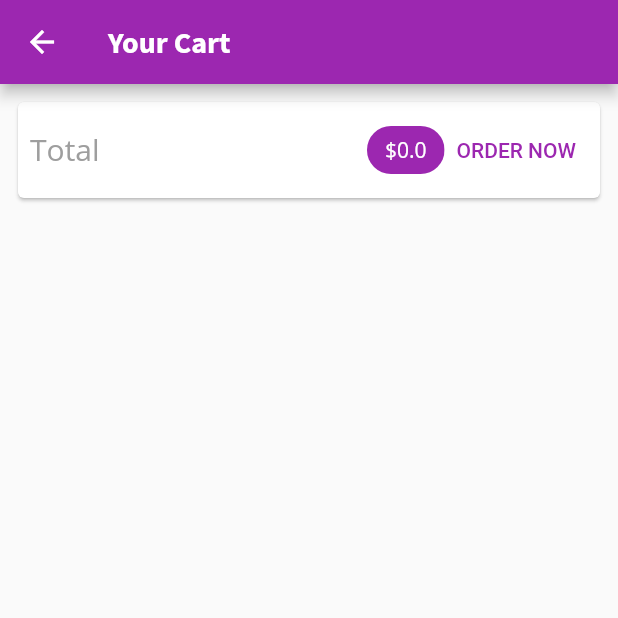
After one commit to lokishengoku/demo_shop_app, a Flutter app: the CartScreen screen opened by its route, on a phone screen of 412 x 824 dp, the top half of it. The commit adds this screen. Run offline on Flutter 3.47's test engine with Material 2 defaults, Android fonts, the phone set to English and light mode, and no system bars; network calls fail.

Commit message:
cart screen

```diff
--- a/lib/main.dart
+++ b/lib/main.dart
@@ -2,6 +2,7 @@ import 'dart:ui';
 
 import 'package:demo_shop_app/providers/cart.dart';
 import 'package:demo_shop_app/providers/products.dart';
+import 'package:demo_shop_app/screens/cart_screen.dart';
 import 'package:demo_shop_app/screens/product_detail_screen.dart';
 import 'package:demo_shop_app/screens/products_overview_screen.dart';
 import 'package:flutter/material.dart';
@@ -51,6 +52,7 @@ class MyApp extends StatelessWidget {
         routes: {
           '/': (ctx) => ProductsOverviewScreen(),
           ProductDetailScreen.routeName: (ctx) => ProductDetailScreen(),
+          CartScreen.routeName: (ctx) => CartScreen()
         },
       ),
     );
--- a/lib/providers/cart.dart
+++ b/lib/providers/cart.dart
@@ -1,4 +1,3 @@
-import 'package:demo_shop_app/providers/product.dart';
 import 'package:flutter/widgets.dart';
 
 class Cart with ChangeNotifier {
@@ -10,6 +9,14 @@ class Cart with ChangeNotifier {
 
   int get itemCount {
     return _items != null ? _items.length : 0;
+  }
+
+  double get totalAmount {
+    double total = 0.0;
+    _items.forEach((key, value) {
+      total += value.price * value.quanitity;
+    });
+    return total;
   }
 
   void addItem(String productId, String productTitle, double price) {
@@ -29,6 +36,11 @@ class Cart with ChangeNotifier {
     }
     notifyListeners();
   }
+
+  void removeItem(String productId) {
+    _items.remove(productId);
+    notifyListeners();
+  }
 }
 
 class CartItem {
--- /dev/null
+++ b/lib/screens/cart_screen.dart
@@ -0,0 +1,67 @@
+import 'package:demo_shop_app/providers/cart.dart' show Cart;
+import 'package:demo_shop_app/widgets/cart_item.dart';
+import 'package:flutter/material.dart';
+import 'package:provider/provider.dart';
+
+class CartScreen extends StatelessWidget {
+  static const routeName = '/cart-screen';
+  const CartScreen({Key? key}) : super(key: key);
+
+  @override
+  Widget build(BuildContext context) {
+    final Cart cart = Provider.of<Cart>(context);
+
+    return Scaffold(
+      appBar: AppBar(
+        title: Text('Your Cart'),
+      ),
+      body: Column(
+        children: [
+          Card(
+            margin: EdgeInsets.all(12),
+            child: Padding(
+              padding: EdgeInsets.all(8),
+              child: Row(
+                  mainAxisAlignment: MainAxisAlignment.spaceBetween,
+                  children: [
+                    Text(
+                      'Total',
+                      style: TextStyle(fontSize: 20, color: Colors.grey),
+                    ),
+                    SizedBox(
+                      width: 10,
+                    ),
+                    Spacer(),
+                    Chip(
+                      label: Text(
+                        '\$${cart.totalAmount}',
+                        style: TextStyle(
+                            color: Theme.of(context)
+                                .primaryTextTheme
+                                .headline6!
+                                .color),
+                      ),
+                      backgroundColor: Theme.of(context).primaryColor,
+                    ),
+                    TextButton(onPressed: () {}, child: Text('ORDER NOW')),
+                  ]),
+            ),
+          ),
+          SizedBox(
+            height: 10,
+          ),
+          Expanded(
+              child: ListView.builder(
+            itemBuilder: (ctx, index) => CartItem(
+              id: cart.items.values.toList()[index].id,
+              title: cart.items.values.toList()[index].title,
+              quantity: cart.items.values.toList()[index].quanitity,
+              price: cart.items.values.toList()[index].price,
+            ),
+            itemCount: cart.itemCount,
+          )),
+        ],
+      ),
+    );
+  }
+}
--- a/lib/screens/products_overview_screen.dart
+++ b/lib/screens/products_overview_screen.dart
@@ -1,4 +1,5 @@
 import 'package:demo_shop_app/providers/cart.dart';
+import 'package:demo_shop_app/screens/cart_screen.dart';
 import 'package:demo_shop_app/widgets/badge.dart';
 import 'package:demo_shop_app/widgets/products_grid.dart';
 import 'package:flutter/material.dart';
@@ -35,7 +36,9 @@ class _ProductsOverviewScreenState extends State<ProductsOverviewScreen> {
                 color: Theme.of(context).accentColor),
             child: IconButton(
               icon: Icon(Icons.shopping_cart),
-              onPressed: () {},
+              onPressed: () {
+                Navigator.of(context).pushNamed(CartScreen.routeName);
+              },
             ),
           ),
           PopupMenuButton(
```
Also changed, not shown: lib/widgets/cart_item.dart (added, +56 -0 lines).
